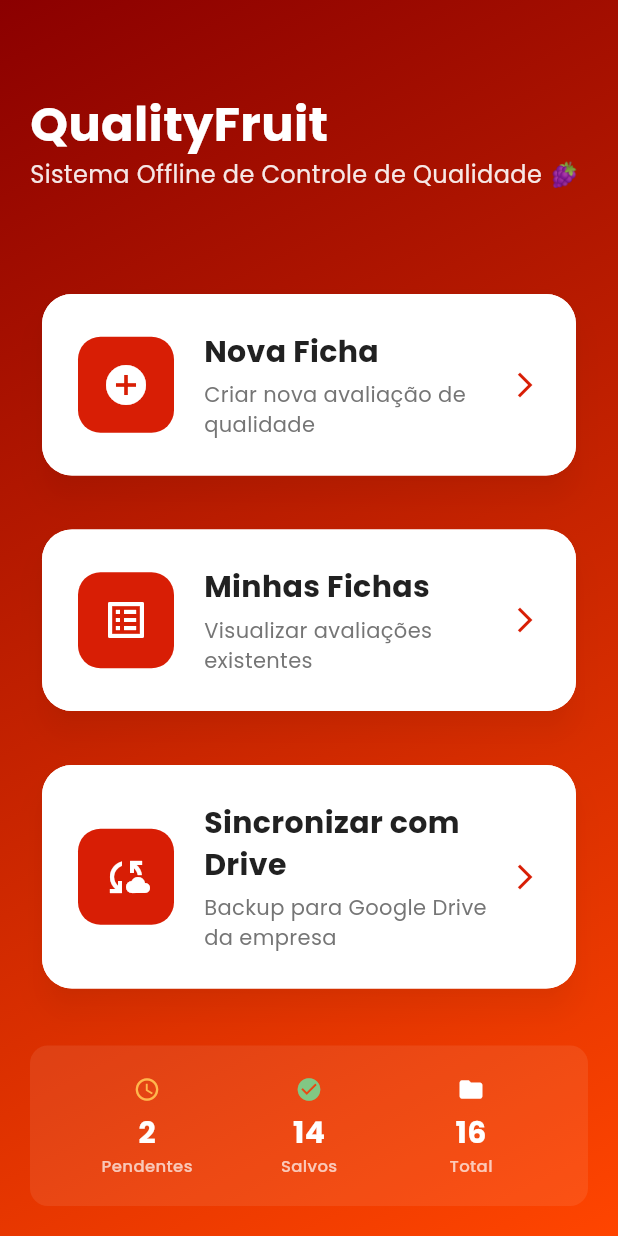
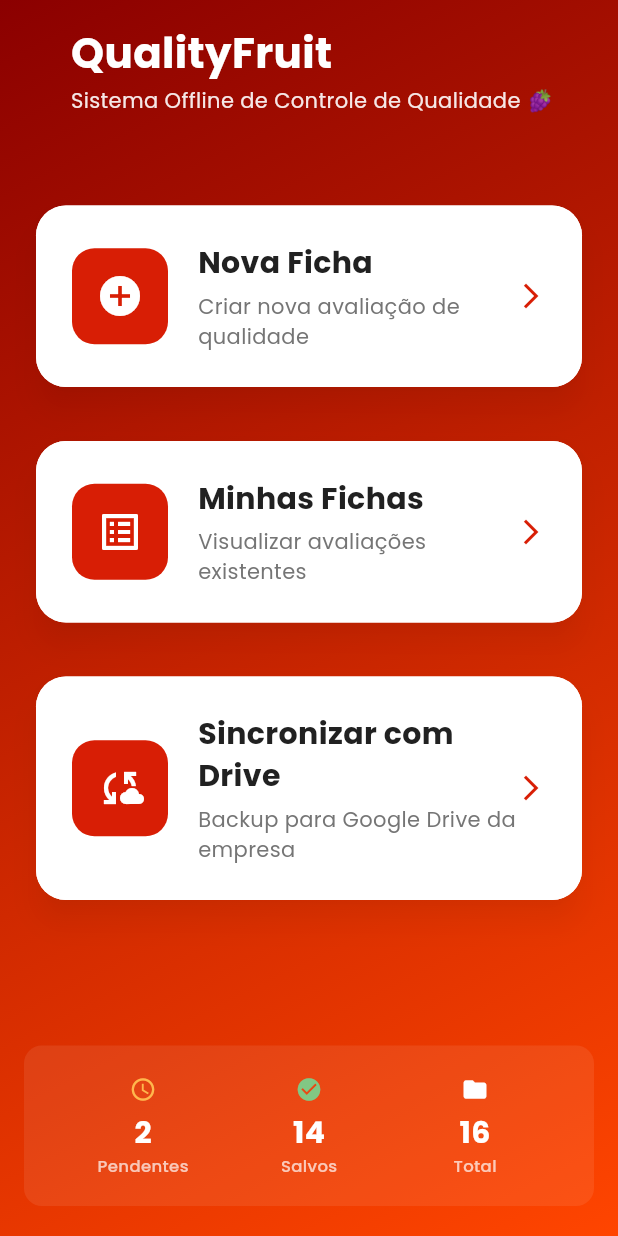
Before and after one commit to Wanjos-eng/quality-fruit-app, a Flutter app: the screen it shows after launch, on a phone screen of 412 x 824 dp. Run offline on Flutter 3.47's test engine with Material 3 defaults, Android fonts, the phone set to English and light mode, and no system bars; our stand-ins replace google_fonts, shared_preferences, sqflite; accounts and stored records are empty.

Commit message:
feat: Sistema responsivo global e layout HomePage otimizado

```diff
--- a/lib/presentation/pages/home_page.dart
+++ b/lib/presentation/pages/home_page.dart
@@ -69,20 +69,72 @@ class _HomePageState extends State<HomePage> {
             : AppColors.gradientBrand,
       ),
       child: SafeArea(
-        child: Padding(
-          padding: const EdgeInsets.all(20.0),
+        child: ResponsivePadding(
+          mobile: EdgeInsets.symmetric(
+            horizontal: ResponsiveUtils.responsiveValue(
+              context,
+              mobile: 16.0,
+              mobileSmall: 12.0,
+            ),
+          ),
           child: Column(
-            crossAxisAlignment: CrossAxisAlignment.start,
             children: [
-              // Header
-              _buildHeader(context, isTablet: false),
-              const SizedBox(height: 60),
+              // === CABEÇALHO FIXO ===
+              Container(
+                padding: EdgeInsets.symmetric(
+                  vertical:
+                      ResponsiveThemeValues.elementSpacing(context) * 0.75,
+                ),
+                child: _buildHeader(context, isTablet: false),
+              ),
+
+              // === ÁREA CENTRAL FLEXÍVEL E ROLÁVEL ===
+              Expanded(
+                child: SingleChildScrollView(
+                  physics: const BouncingScrollPhysics(),
+                  padding: EdgeInsets.only(
+                    bottom: ResponsiveUtils.responsiveValue(
+                      context,
+                      mobile: 20.0,
+                      mobileSmall: 16.0,
+                    ),
+                  ),
+                  child: Column(
+                    children: [
+                      SizedBox(
+                        height: ResponsiveUtils.responsiveValue(
+                          context,
+                          mobile: 40.0,
+                          mobileSmall: 24.0,
+                        ),
+                      ),
 
                       // Cards de ação principal
-              Expanded(child: _buildActionCards(context, isTablet: false)),
+                      _buildActionCards(context, isTablet: false),
 
-              // Status de sincronização
-              _buildStatistics(context, isTablet: false),
+                      SizedBox(
+                        height: ResponsiveUtils.responsiveValue(
+                          context,
+                          mobile: 40.0,
+                          mobileSmall: 30.0,
+                        ),
+                      ),
+                    ],
+                  ),
+                ),
+              ),
+
+              // === RODAPÉ FIXO (BARRA DE STATUS) ===
+              Container(
+                padding: EdgeInsets.only(
+                  bottom: ResponsiveUtils.responsiveValue(
+                    context,
+                    mobile: 20.0,
+                    mobileSmall: 16.0,
+                  ),
+                ),
+                child: _buildStatistics(context, isTablet: false),
+              ),
             ],
           ),
         ),
@@ -144,14 +196,28 @@ class _HomePageState extends State<HomePage> {
     return Column(
       crossAxisAlignment: CrossAxisAlignment.start,
       children: [
-        SizedBox(height: isTablet ? 20 : 40),
+        SizedBox(
+          height: isTablet
+              ? ResponsiveThemeValues.elementSpacing(context) * 0.5
+              : ResponsiveThemeValues.elementSpacing(context) * 0.25,
+        ),
+
+        // Alinhamento usando valores globais do sistema responsivo
+        ResponsivePadding(
+          mobile: EdgeInsets.only(
+            left: ResponsiveThemeValues.elementSpacing(context) * 0.25,
+          ),
+          child: Column(
+            crossAxisAlignment: CrossAxisAlignment.start,
+            children: [
               Text(
                 'QualityFruit',
                 style: GoogleFonts.poppins(
                   fontSize: ResponsiveUtils.responsiveValue(
                     context,
-              mobile: 32,
-              tablet: 40,
+                    mobile: 28.0,
+                    mobileSmall: 24.0,
+                    tablet: 32.0,
                   ),
                   fontWeight: FontWeight.bold,
                   color: Theme.of(context).brightness == Brightness.dark
@@ -159,17 +225,24 @@ class _HomePageState extends State<HomePage> {
                       : Colors.white,
                 ),
               ),
+              SizedBox(
+                height: ResponsiveThemeValues.elementSpacing(context) * 0.125,
+              ),
               Text(
                 'Sistema Offline de Controle de Qualidade 🍇',
                 style: GoogleFonts.poppins(
                   fontSize: ResponsiveUtils.responsiveValue(
                     context,
-              mobile: 16,
-              tablet: 18,
+                    mobile: 14.0,
+                    mobileSmall: 12.0,
+                    tablet: 16.0,
                   ),
                   color: Theme.of(context).brightness == Brightness.dark
                       ? AppColors.textDark.withValues(alpha: 0.9)
                       : Colors.white.withValues(alpha: 0.9),
+                ),
+              ),
+            ],
           ),
         ),
       ],
@@ -264,7 +337,13 @@ class _HomePageState extends State<HomePage> {
               _carregarEstatisticas();
             },
           ),
-          const SizedBox(height: 20),
+          SizedBox(
+            height: ResponsiveUtils.responsiveValue(
+              context,
+              mobile: 20.0,
+              mobileSmall: 16.0,
+            ),
+          ),
           _buildActionCard(
             context: context,
             title: 'Minhas Fichas',
@@ -283,7 +362,13 @@ class _HomePageState extends State<HomePage> {
               _carregarEstatisticas();
             },
           ),
-          const SizedBox(height: 20),
+          SizedBox(
+            height: ResponsiveUtils.responsiveValue(
+              context,
+              mobile: 20.0,
+              mobileSmall: 16.0,
+            ),
+          ),
           _buildActionCard(
             context: context,
             title: 'Sincronizar com Drive',
@@ -356,7 +441,18 @@ class _HomePageState extends State<HomePage> {
     } else {
       // Layout horizontal para mobile (original)
       return Container(
-        padding: const EdgeInsets.symmetric(horizontal: 24, vertical: 20),
+        padding: EdgeInsets.symmetric(
+          horizontal: ResponsiveUtils.responsiveValue(
+            context,
+            mobile: 24.0,
+            mobileSmall: 16.0,
+          ),
+          vertical: ResponsiveUtils.responsiveValue(
+            context,
+            mobile: 20.0,
+            mobileSmall: 16.0,
+          ),
+        ),
         decoration: BoxDecoration(
           color: Theme.of(context).brightness == Brightness.dark
               ? AppColors.cardDark.withValues(alpha: 0.8)
@@ -404,7 +500,18 @@ class _HomePageState extends State<HomePage> {
     Color iconColor,
   ) {
     return Container(
-      padding: const EdgeInsets.symmetric(horizontal: 16, vertical: 12),
+      padding: EdgeInsets.symmetric(
+        horizontal: ResponsiveUtils.responsiveValue(
+          context,
+          tablet: 16.0,
+          mobile: 14.0,
+        ),
+        vertical: ResponsiveUtils.responsiveValue(
+          context,
+          tablet: 12.0,
+          mobile: 10.0,
+        ),
+      ),
       decoration: BoxDecoration(
         color: Theme.of(context).brightness == Brightness.dark
             ? AppColors.backgroundDark.withValues(alpha: 0.3)
@@ -413,8 +520,22 @@ class _HomePageState extends State<HomePage> {
       ),
       child: Row(
         children: [
-          Icon(icon, color: iconColor, size: 24),
-          const SizedBox(width: 12),
+          Icon(
+            icon,
+            color: iconColor,
+            size: ResponsiveUtils.responsiveValue(
+              context,
+              tablet: 24.0,
+              mobile: 22.0,
+            ),
+          ),
+          SizedBox(
+            width: ResponsiveUtils.responsiveValue(
+              context,
+              tablet: 12.0,
+              mobile: 10.0,
+            ),
+          ),
           Expanded(
             child: Column(
               crossAxisAlignment: CrossAxisAlignment.start,
@@ -422,7 +543,11 @@ class _HomePageState extends State<HomePage> {
                 Text(
                   value,
                   style: GoogleFonts.poppins(
-                    fontSize: 20,
+                    fontSize: ResponsiveUtils.responsiveValue(
+                      context,
+                      tablet: 20.0,
+                      mobile: 18.0,
+                    ),
                     fontWeight: FontWeight.w700,
                     color: Theme.of(context).brightness == Brightness.dark
                         ? AppColors.textDark
@@ -432,7 +557,11 @@ class _HomePageState extends State<HomePage> {
                 Text(
                   label,
                   style: GoogleFonts.poppins(
-                    fontSize: 12,
+                    fontSize: ResponsiveUtils.responsiveValue(
+                      context,
+                      tablet: 12.0,
+                      mobile: 11.0,
+                    ),
                     fontWeight: FontWeight.w500,
                     color: Theme.of(context).brightness == Brightness.dark
                         ? AppColors.textDark.withValues(alpha: 0.7)
@@ -456,14 +585,24 @@ class _HomePageState extends State<HomePage> {
     required VoidCallback onTap,
   }) {
     return Card(
-      elevation: 8,
+      elevation: ResponsiveUtils.responsiveValue(
+        context,
+        mobile: 8.0,
+        mobileSmall: 6.0,
+      ),
       shadowColor: Colors.black26,
       shape: RoundedRectangleBorder(borderRadius: BorderRadius.circular(20)),
       child: InkWell(
         onTap: onTap,
         borderRadius: BorderRadius.circular(20),
         child: Container(
-          padding: const EdgeInsets.all(24),
+          padding: EdgeInsets.all(
+            ResponsiveUtils.responsiveValue(
+              context,
+              mobile: 24.0,
+              mobileSmall: 20.0,
+            ),
+          ),
           decoration: BoxDecoration(
             borderRadius: BorderRadius.circular(20),
             color: color,
@@ -471,16 +610,36 @@ class _HomePageState extends State<HomePage> {
           child: Row(
             children: [
               Container(
-                padding: const EdgeInsets.all(16),
+                padding: EdgeInsets.all(
+                  ResponsiveUtils.responsiveValue(
+                    context,
+                    mobile: 16.0,
+                    mobileSmall: 12.0,
+                  ),
+                ),
                 decoration: BoxDecoration(
                   color: Theme.of(context).brightness == Brightness.dark
                       ? AppColors.darkRed
                       : AppColors.primaryRed,
                   borderRadius: BorderRadius.circular(15),
                 ),
-                child: Icon(icon, size: 32, color: Colors.white),
+                child: Icon(
+                  icon,
+                  size: ResponsiveUtils.responsiveValue(
+                    context,
+                    mobile: 32.0,
+                    mobileSmall: 28.0,
                   ),
-              const SizedBox(width: 20),
+                  color: Colors.white,
+                ),
+              ),
+              SizedBox(
+                width: ResponsiveUtils.responsiveValue(
+                  context,
+                  mobile: 20.0,
+                  mobileSmall: 16.0,
+                ),
+              ),
               Expanded(
                 child: Column(
                   crossAxisAlignment: CrossAxisAlignment.start,
@@ -488,7 +647,11 @@ class _HomePageState extends State<HomePage> {
                     Text(
                       title,
                       style: GoogleFonts.poppins(
-                        fontSize: 20,
+                        fontSize: ResponsiveUtils.responsiveValue(
+                          context,
+                          mobile: 20.0,
+                          mobileSmall: 18.0,
+                        ),
                         fontWeight: FontWeight.bold,
                         color: Theme.of(context).brightness == Brightness.dark
                             ? AppColors.textDark
@@ -499,7 +662,11 @@ class _HomePageState extends State<HomePage> {
                     Text(
                       subtitle,
                       style: GoogleFonts.poppins(
-                        fontSize: 14,
+                        fontSize: ResponsiveUtils.responsiveValue(
+                          context,
+                          mobile: 14.0,
+                          mobileSmall: 12.0,
+                        ),
                         color: Theme.of(context).brightness == Brightness.dark
                             ? AppColors.textDark.withValues(alpha: 0.7)
                             : AppColors.textSecondary,
@@ -513,7 +680,11 @@ class _HomePageState extends State<HomePage> {
                 color: Theme.of(context).brightness == Brightness.dark
                     ? AppColors.darkRed
                     : AppColors.primaryRed,
-                size: 20,
+                size: ResponsiveUtils.responsiveValue(
+                  context,
+                  mobile: 20.0,
+                  mobileSmall: 18.0,
+                ),
               ),
             ],
           ),
@@ -533,12 +704,30 @@ class _HomePageState extends State<HomePage> {
       child: Column(
         mainAxisSize: MainAxisSize.min,
         children: [
-          Icon(icon, color: iconColor, size: 18),
-          const SizedBox(height: 6),
+          Icon(
+            icon,
+            color: iconColor,
+            size: ResponsiveUtils.responsiveValue(
+              context,
+              mobile: 18.0,
+              mobileSmall: 16.0,
+            ),
+          ),
+          SizedBox(
+            height: ResponsiveUtils.responsiveValue(
+              context,
+              mobile: 6.0,
+              mobileSmall: 4.0,
+            ),
+          ),
           Text(
             value,
             style: GoogleFonts.poppins(
-              fontSize: 20,
+              fontSize: ResponsiveUtils.responsiveValue(
+                context,
+                mobile: 20.0,
+                mobileSmall: 18.0,
+              ),
               fontWeight: FontWeight.w700,
               color: Theme.of(context).brightness == Brightness.dark
                   ? AppColors.textDark
@@ -548,7 +737,11 @@ class _HomePageState extends State<HomePage> {
           Text(
             label,
             style: GoogleFonts.poppins(
-              fontSize: 11,
+              fontSize: ResponsiveUtils.responsiveValue(
+                context,
+                mobile: 11.0,
+                mobileSmall: 10.0,
+              ),
               fontWeight: FontWeight.w500,
               color: Theme.of(context).brightness == Brightness.dark
                   ? AppColors.textDark.withValues(alpha: 0.7)
```
Lines whose indentation alone changed are shown as unchanged.
